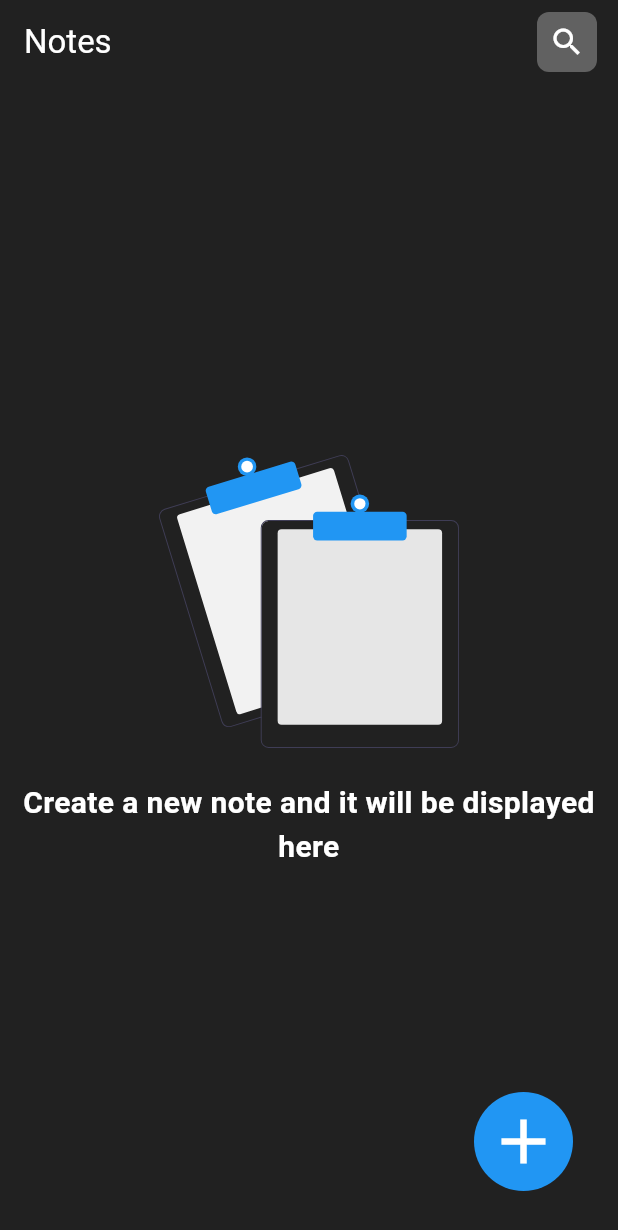
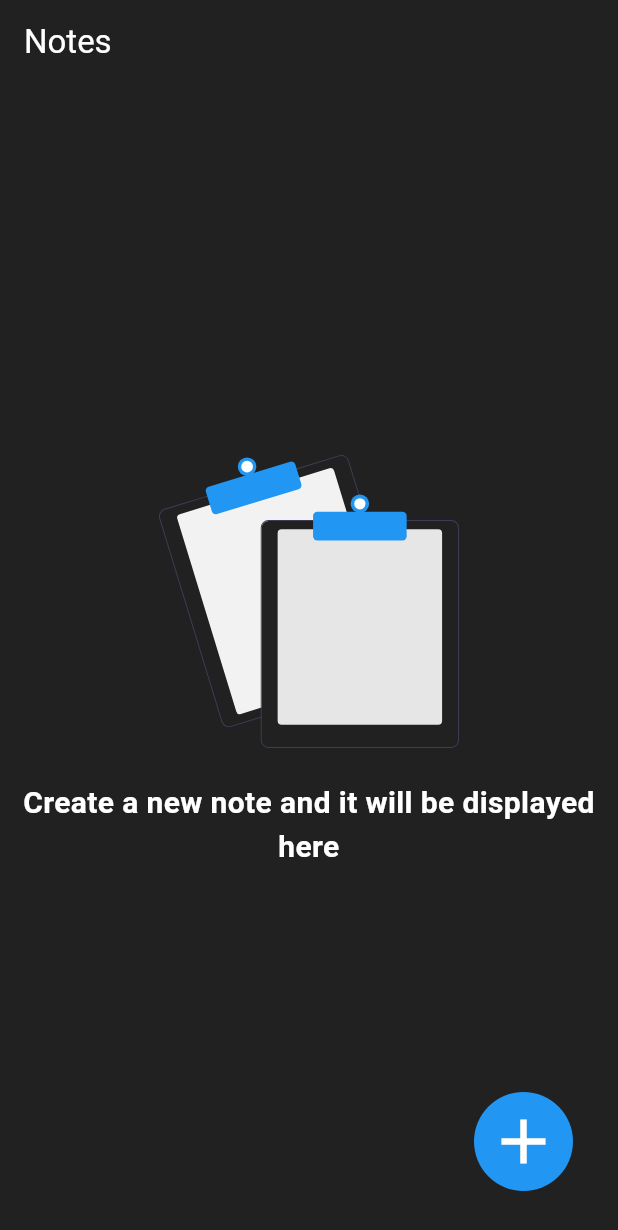
Before and after one commit to enzogoncalves/notes_app, a Flutter app: the screen it shows after launch, on a phone screen of 412 x 824 dp. Shown: the top 1230 px of the screen. Run offline on Flutter 3.47's test engine with Material 3 defaults, Android fonts, the phone set to English and light mode, and no system bars; our stand-ins replace bloc, flutter_bloc, flutter_svg, shared_preferences.

Commit message:
final commit

```diff
--- a/lib/bloc/notes_bloc/notes_events.dart
+++ b/lib/bloc/notes_bloc/notes_events.dart
@@ -29,9 +29,3 @@ class NotesEditEvent extends NotesEvent {
 
   Note note;
 }
-
-class NotesSearchEvent extends NotesEvent {
-  NotesSearchEvent({this.queryTitle = ""});
-
-  String queryTitle;
-}
--- a/lib/bloc/notes_bloc/notes_state.dart
+++ b/lib/bloc/notes_bloc/notes_state.dart
@@ -21,9 +21,3 @@ class NotesOpenNoteState extends NotesState {
 
   Note note;
 }
-
-class NotesSearchState extends NotesState {
-  NotesSearchState({this.queryTitle = ""});
-
-  String queryTitle;
-}
--- a/lib/pages/home_page.dart
+++ b/lib/pages/home_page.dart
@@ -28,18 +28,6 @@ class _NotesPageState extends State<NotesPage> {
             "Notes",
           ),
           backgroundColor: appColors.backgroundColor,
-          actions: [
-            Container(
-              margin: const EdgeInsets.only(right: 10),
-              child: IconButton(
-                onPressed: () {},
-                icon: const Icon(
-                  Icons.search,
-                ),
-                style: IconButton.styleFrom(backgroundColor: appColors.appBarIconBackgroundColor, shape: RoundedRectangleBorder(borderRadius: BorderRadius.circular(8))),
-              ),
-            )
-          ],
         ),
         backgroundColor: appColors.backgroundColor,
         body: Container(
@@ -137,8 +125,6 @@ class _NotesPageState extends State<NotesPage> {
                         ],
                       );
                     }
-                  } else if (state is NotesSearchState) {
-                    return const Text("data");
                   } else {
                     return const Text("Error...");
                   }
```
Also changed, not shown: pubspec.lock.
